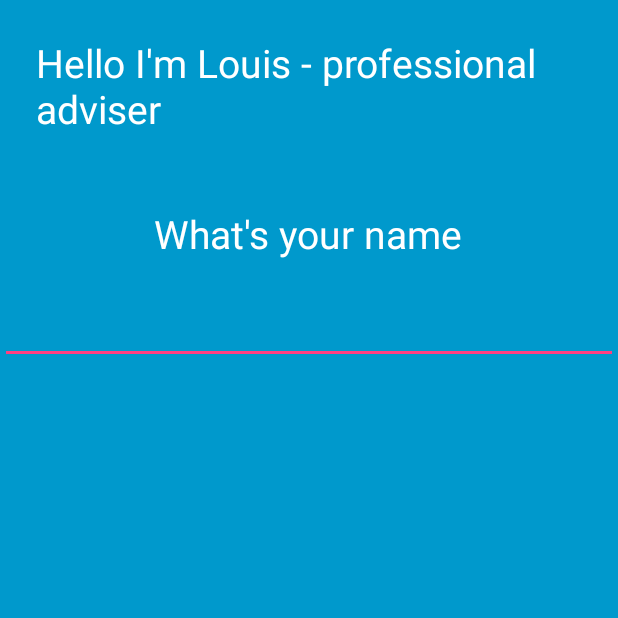
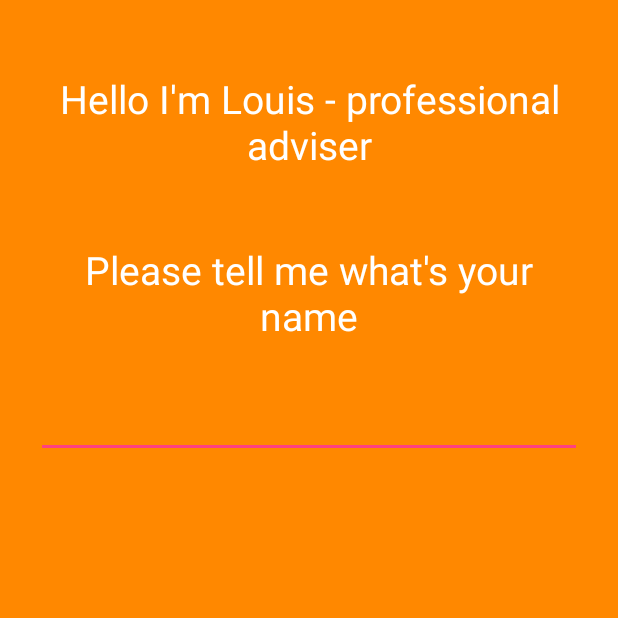
Before and after one commit to Marchuck/Louis, an Android app: the fragment NameFragment shown on its own in the app's theme, on a phone screen of 412 x 824 dp, the top half of it. Run offline under Robolectric (Android 15) with nearby library versions, the phone set to English and light mode, and no system bars; our stand-ins replace ButterKnife.

Commit message:
more animations

```diff
--- a/app/build.gradle
+++ b/app/build.gradle
@@ -56,4 +56,5 @@ dependencies {
     compile 'com.github.paolorotolo:appintro:4.1.0'
     compile 'uk.co.chrisjenx:calligraphy:2.2.0'
     compile 'com.daprlabs.aaron:swipedeck:2.0.6'
+    compile 'hanks.xyz:smallbang-library:0.1.2'
 }
--- a/app/src/main/res/layout/fragment_name.xml
+++ b/app/src/main/res/layout/fragment_name.xml
@@ -2,7 +2,7 @@
 <RelativeLayout xmlns:android="http://schemas.android.com/apk/res/android"
                 android:layout_width="match_parent"
                 android:layout_height="match_parent"
-                android:background="@android:color/holo_blue_dark">
+                android:background="@android:color/holo_orange_dark">
 
     <TextView
         android:id="@+id/text1"
@@ -11,6 +11,8 @@
         android:layout_height="wrap_content"
         android:layout_centerHorizontal="true"
         android:layout_margin="24dp"
+        android:gravity="center"
+        android:paddingTop="24dp"
         android:text="@string/name_fragment_hello"/>
 
     <TextView
@@ -21,11 +23,17 @@
         android:layout_below="@id/text1"
         android:layout_centerHorizontal="true"
         android:layout_margin="24dp"
+        android:gravity="center"
         android:text="@string/name_fragment_name_input"/>
 
     <EditText
         android:layout_width="match_parent"
         android:layout_height="wrap_content"
-        android:layout_below="@id/text2"/>
+        android:layout_alignEnd="@id/text2"
+        android:layout_alignStart="@id/text2"
+        android:layout_below="@id/text2"
+        android:gravity="center"
+        android:textColor="@android:color/white"
+        android:textSize="24sp"/>
 
 </RelativeLayout>
--- a/app/src/main/res/values/strings.xml
+++ b/app/src/main/res/values/strings.xml
@@ -7,5 +7,5 @@
     <string name="no_internet_connection">No internet connection found!</string>
 
     <string name="name_fragment_hello">Hello I\'m Louis - professional adviser</string>
-    <string name="name_fragment_name_input">What\'s your name</string>
+    <string name="name_fragment_name_input">Please tell me what\'s your name</string>
 </resources>
```
Also changed, not shown: app/src/main/java/pl/kitowcy/louis/PropositionActivity.java (+7 -1 lines), app/src/main/res/layout/fragment_my_location.xml (+10 -11 lines).
